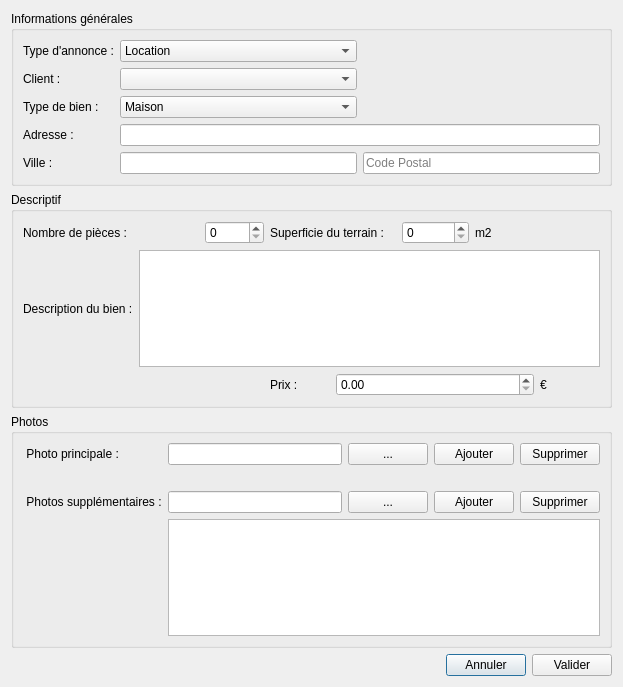
This is BestResidence/ajout.ui in jordanlang/BestResidence as Qt 5 draws it before an edit. The edited form follows.
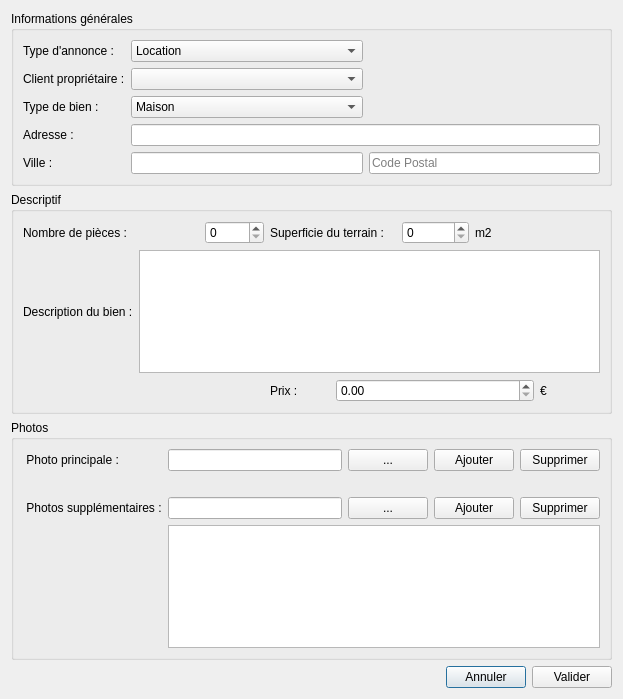
This is the edited form.

The edit to the form file:
```diff
--- a/BestResidence/ajout.ui
+++ b/BestResidence/ajout.ui
@@ -7,7 +7,7 @@
     <x>0</x>
     <y>0</y>
     <width>623</width>
-    <height>687</height>
+    <height>699</height>
    </rect>
   </property>
   <property name="windowTitle">
@@ -128,7 +128,7 @@
           <item row="1" column="0">
            <widget class="QLabel" name="l_client">
             <property name="text">
-             <string>Client :</string>
+             <string>Client propriétaire :</string>
             </property>
            </widget>
           </item>
```
